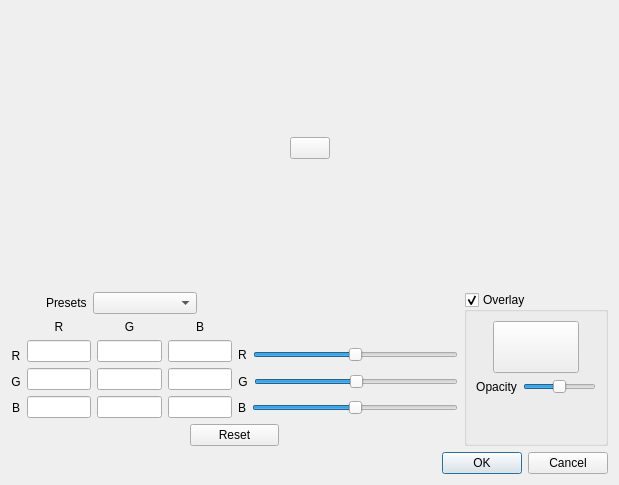
This is DMHelper/src/mapcolorizedialog.ui in MMetze/DMHelper as Qt 5 draws it before an edit. The edited form follows.
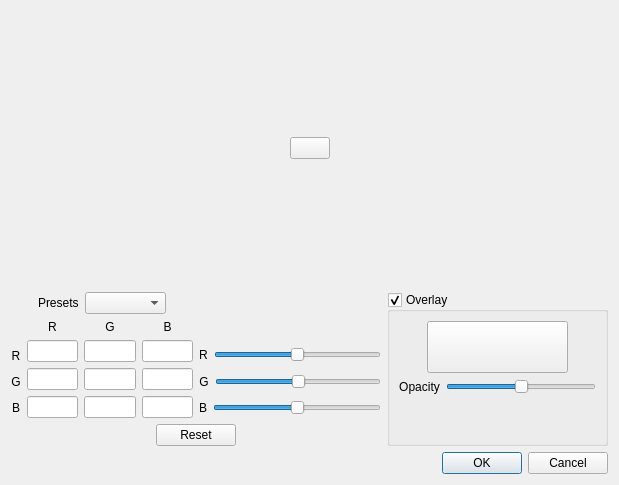
This is the edited form. Icons and pictures are not drawn. Custom widgets are drawn as their Qt base class.

```diff
--- a/DMHelper/src/mapcolorizedialog.ui
+++ b/DMHelper/src/mapcolorizedialog.ui
@@ -623,7 +623,7 @@
             </property>
             <property name="minimumSize">
              <size>
-              <width>40</width>
+              <width>150</width>
               <height>0</height>
              </size>
             </property>
```
Left out of the diff: 2 changed lines with no effect on the pictures.
